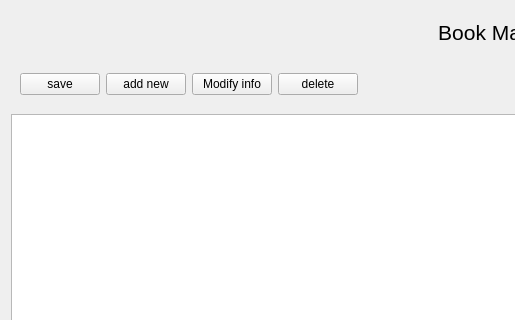
Old version of the form src/view/Forms/bookmanage.ui in the repository daizxn/LibraryManagementSystem; both pictures show x 0 to 515 and y 0 to 320 of the 1006 by 652 pixel window.
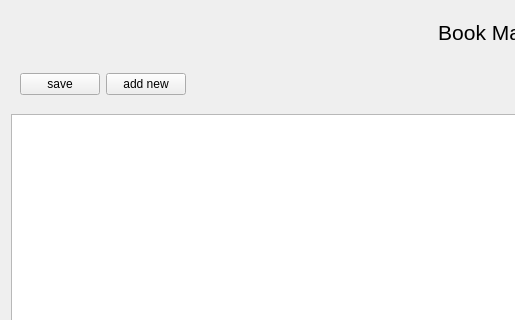
New version of the form. Icons and pictures are not drawn.

Commit message: feat(class):  前端功能绑定 finish

The edit to the form file:
```diff
--- a/src/view/Forms/bookmanage.ui
+++ b/src/view/Forms/bookmanage.ui
@@ -87,20 +87,6 @@
         </property>
        </widget>
       </item>
-      <item>
-       <widget class="QPushButton" name="editButton">
-        <property name="text">
-         <string>Modify info</string>
-        </property>
-       </widget>
-      </item>
-      <item>
-       <widget class="QPushButton" name="deleteButton">
-        <property name="text">
-         <string>delete</string>
-        </property>
-       </widget>
-      </item>
       <item>
        <spacer name="horizontalSpacer_3">
         <property name="orientation">
```
The commit also changes 10 other files.
